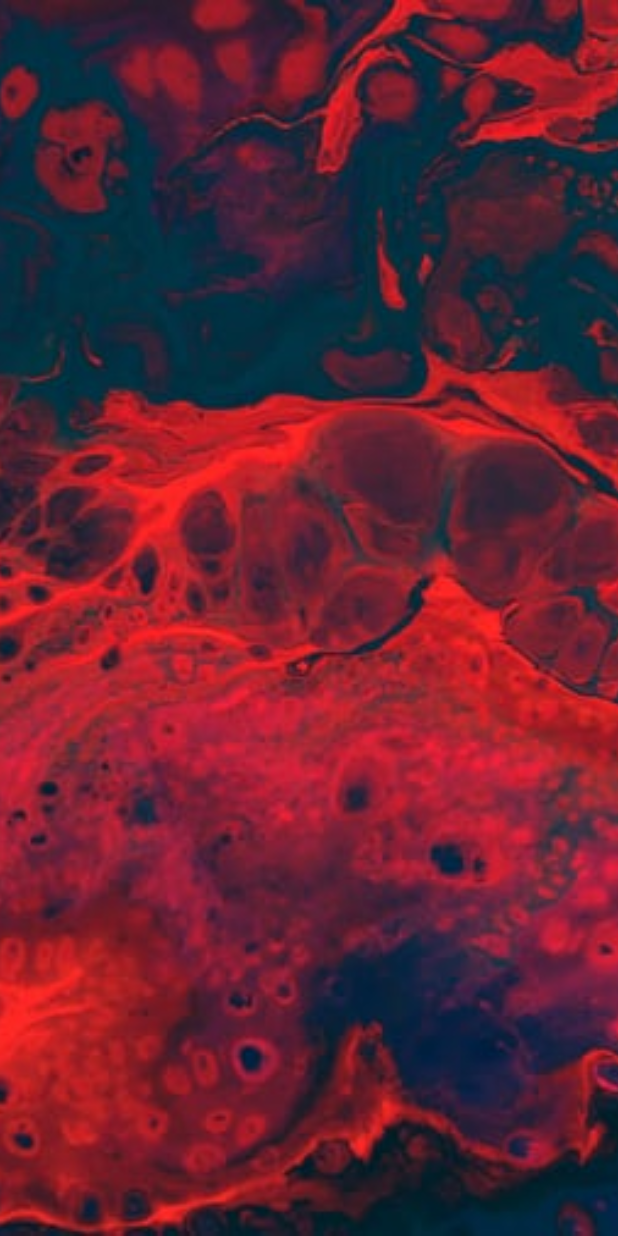
After one commit to aregmi450/blood, a Flutter app: the screen it shows after launch, scrolled down 236 dp, after a tap on "SIGN UP", on a phone screen of 412 x 824 dp. The commit adds this screen. Run offline on Flutter 3.47's test engine with Material 2 defaults, Android fonts, the phone set to English and light mode, and no system bars.

Commit message:
third commit

```diff
--- /dev/null
+++ b/lib/homescreen.dart
@@ -0,0 +1,22 @@
+import 'package:flutter/material.dart';
+
+class HomeScreen extends StatefulWidget {
+  @override
+  _HomeScreenState createState() => _HomeScreenState();
+}
+
+class _HomeScreenState extends State<HomeScreen> {
+  @override
+  Widget build(BuildContext context) {
+    return Scaffold(
+      body: SafeArea(
+        child: Container(
+          height: double.infinity,
+          decoration: BoxDecoration(
+              image: DecorationImage(
+                  fit: BoxFit.cover, image: AssetImage('assets/blood.jpg'))),
+        ),
+      ),
+    );
+  }
+}
--- a/lib/main.dart
+++ b/lib/main.dart
@@ -1,4 +1,5 @@
 import 'package:flutter/material.dart';
+import 'package:new_flutter_project/homescreen.dart';
 import 'package:new_flutter_project/signin.dart';
 import 'package:new_flutter_project/signup.dart';
 
@@ -14,9 +15,11 @@ class MyApp extends StatelessWidget {
       // routing different pages from one place to another
       initialRoute: 'SignUp',
       // class name of every other page on stateless widget is given
+      // routing to every other page when class is called
       routes: {
         'SignIn': (context) => SignInScreen(),
         'SignUp': (context) => SignUpScreen(),
+        'Home': (context) => HomeScreen(),
       },
     );
   }
--- a/lib/signup.dart
+++ b/lib/signup.dart
@@ -115,6 +115,51 @@ class _SignUpScreenState extends State<SignUpScreen> {
               ],
             ),
           ),
+          SizedBox(
+            height: 40,
+          ),
+          Padding(
+            padding: const EdgeInsets.all(8.0),
+            child: Row(
+              children: <Widget>[
+                Radio(value: null, groupValue: null, onChanged: null),
+                RichText(
+                    text: TextSpan(
+                        text: 'I have accepted the',
+                        style: TextStyle(color: Colors.black),
+                        children: [
+                      TextSpan(
+                          text: 'Terms & Condition',
+                          style: TextStyle(
+                              color: Colors.green, fontWeight: FontWeight.bold))
+                    ]))
+              ],
+            ),
+          ),
+          SizedBox(height: 20),
+          Padding(
+            padding: const EdgeInsets.all(20.0),
+            child: ClipRRect(
+              borderRadius: BorderRadius.circular(5),
+              child: Container(
+                height: 60,
+                child: RaisedButton(
+                  onPressed: () {
+                    Navigator.pushNamed(context, 'Home');
+                  },
+                  color: Colors.red[200],
+                  child: Text(
+                    'SIGN UP',
+                    style: TextStyle(
+                      color: Colors.white,
+                      fontWeight: FontWeight.bold,
+                      fontSize: 20.0,
+                    ),
+                  ),
+                ),
+              ),
+            ),
+          ),
         ],
       ),
     );
```
Also changed, not shown: assets/blood.jpg (added).
